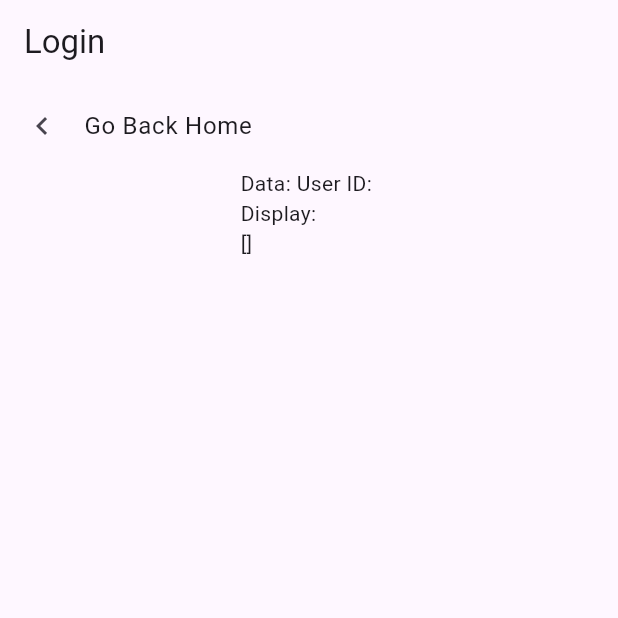
After one commit to digitaleagle/moses, a Flutter app: the MainAdminScreen screen opened by its route, on a phone screen of 412 x 824 dp, the top half of it. The commit adds this screen. Run offline on Flutter 3.47's test engine with Material 3 defaults, Android fonts, the phone set to English and light mode, and no system bars; our stand-ins replace cloud_firestore, firebase_auth, firebase_core, go_router; accounts and stored records are empty.

Commit message:
Started an admin screen

```diff
--- /dev/null
+++ b/lib/admin/main_admin_screen.dart
@@ -0,0 +1,47 @@
+import 'package:cloud_firestore/cloud_firestore.dart';
+import 'package:firebase_auth/firebase_auth.dart';
+import 'package:flutter/material.dart';
+import 'package:go_router/go_router.dart';
+
+class MainAdminScreen extends StatelessWidget {
+  @override
+  Widget build(BuildContext context) {
+    return Scaffold(
+      appBar: AppBar(
+        title: const Text('Login'),
+        //backgroundColor: ThemeColors().primary,
+      ),
+      body: Column(
+        children: [
+          ListTile(
+            onTap: () {
+              context.go("/");
+            },
+            leading: Icon(Icons.chevron_left),
+            title: Text("Go Back Home"),
+          ),
+          FutureBuilder<String>(
+              future: getUserInfo(),
+              builder: (context, snapshot) {
+                if(snapshot.hasData) {
+                  return Text("Data: ${snapshot.data}");
+                }
+                if(snapshot.hasError) {
+                  return Text("Error!  ${snapshot.error}");
+                }
+                return CircularProgressIndicator();
+              },
+          ),
+        ],
+      )
+    );
+  }
+
+  Future<String> getUserInfo() async {
+    var uid = FirebaseAuth.instance.currentUser!.uid ?? "<no name>";
+    var displayName = FirebaseAuth.instance.currentUser!.displayName ?? "<no name>";
+    var userSnapshot = await FirebaseFirestore.instance.collection("user").get();
+    var data = userSnapshot.docs;
+    return "User ID: $uid\nDisplay: $displayName\n$data";
+  }
+}
--- a/lib/generalInfo/ministryLoginSelection.dart
+++ b/lib/generalInfo/ministryLoginSelection.dart
@@ -71,7 +71,7 @@ class _MinistryLoginSelectionState extends State<MinistryLoginSelection> {
                         child: InkWell(
                           onTap: () { //Temporary testing navigation
                             if(testPrograms[3*index+2].title == "Administration") {
-                              context.go('/login');
+                              context.go('/admin');
                             } else {
                               context.go('/seekersHomePage');
                             }
--- a/lib/main.dart
+++ b/lib/main.dart
@@ -3,6 +3,7 @@ import 'dart:io';
 import 'package:flutter/material.dart';
 import 'package:firebase_core/firebase_core.dart';
 import 'package:go_router/go_router.dart';
+import 'package:moses/admin/main_admin_screen.dart';
 import 'package:moses/login_state.dart';
 import 'firebase_options.dart';
 import 'package:moses/generalInfo/homePage.dart';
@@ -65,6 +66,10 @@ class MyNewGoRouterApp extends StatelessWidget {
           path: "/login",
           builder: (context, state) => const Login(),
         ),
+        GoRoute(
+          path: "/admin",
+          builder: (context, state) => MainAdminScreen(),
+        ),
       ]),
     );
   }
```
